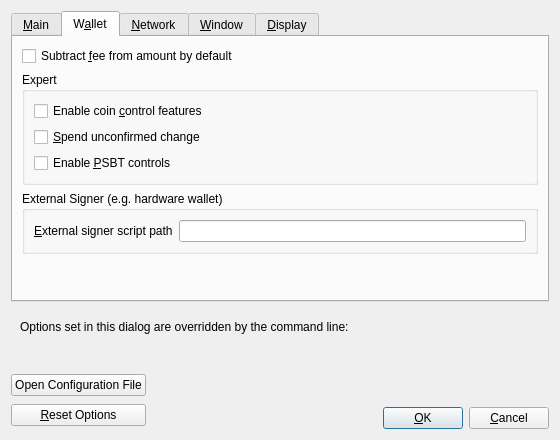
First picture: the form in src/qt/forms/optionsdialog.ui, repository SHAHCoinvip/shahcoin, before the edit.
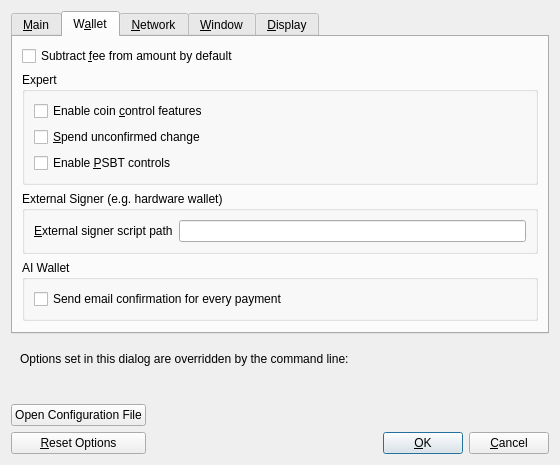
Second picture: the form after the edit. The open tabs and pages were chosen to show the change. Custom widgets are drawn as their Qt base class.

Diff of the .ui file:
```diff
--- a/src/qt/forms/optionsdialog.ui
+++ b/src/qt/forms/optionsdialog.ui
@@ -295,6 +295,25 @@
          </layout>
         </widget>
        </item>
+       <item>
+        <widget class="QGroupBox" name="groupBoxAIWallet">
+         <property name="title">
+          <string>AI Wallet</string>
+         </property>
+         <layout class="QVBoxLayout" name="verticalLayout_AIWallet">
+          <item>
+           <widget class="QCheckBox" name="sendPaymentEmail">
+            <property name="toolTip">
+             <string>If enabled, you'll receive a confirmation email each time a payment is processed for AI Wallet services.</string>
+            </property>
+            <property name="text">
+             <string>Send email confirmation for every payment</string>
+            </property>
+           </widget>
+          </item>
+         </layout>
+        </widget>
+       </item>
        <item>
         <spacer name="verticalSpacer_Wallet">
          <property name="orientation">
```
